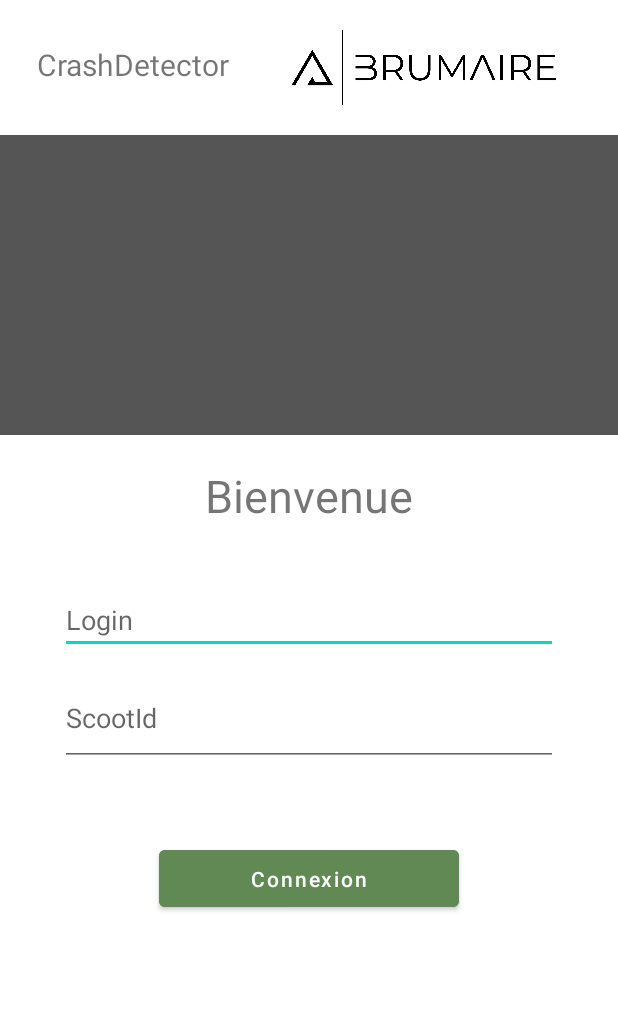
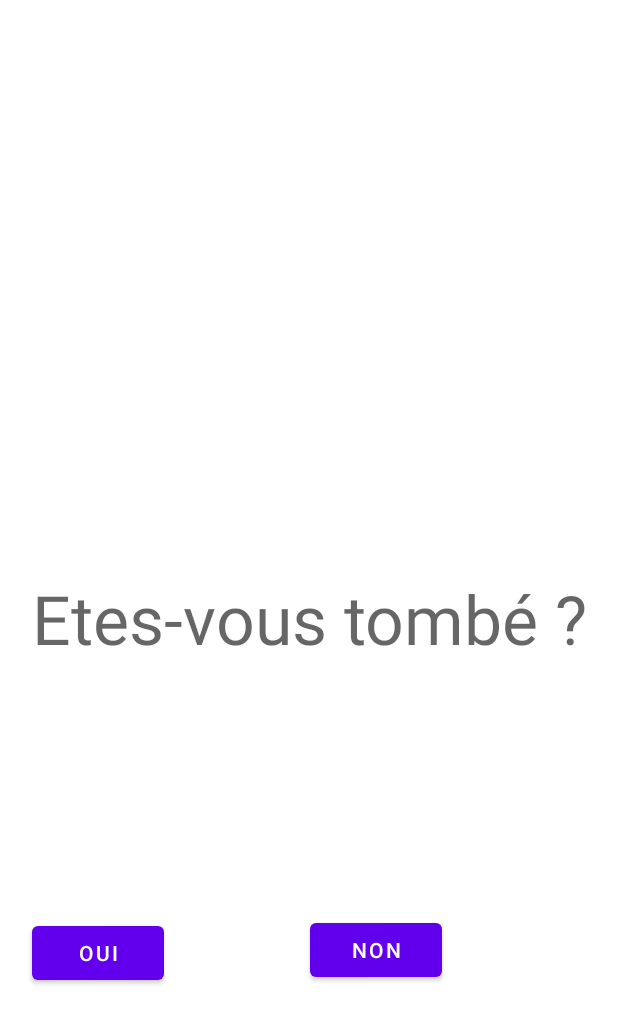
Before and after one commit to JuDup46/crashDetector, an Android app: the layout fragment_help.xml on its own in the app's theme, with its tools: preview values and no code run, on a phone screen of 412 x 824 dp. Shown: the top 1024 px of the screen. Run offline under Robolectric (Android 15) with nearby library versions, the phone set to English and light mode, and no system bars.

Commit message:
Add counter in HelpFragment

```diff
--- a/app/src/main/java/fr/esgi/crashdetector/fragments/HelpFragment.kt
+++ b/app/src/main/java/fr/esgi/crashdetector/fragments/HelpFragment.kt
@@ -1,14 +1,70 @@
 package fr.esgi.crashdetector.fragments
 
+import android.os.Bundle
+import android.os.CountDownTimer
+import android.view.LayoutInflater
+import android.view.View
+import android.view.ViewGroup
+import android.widget.Button
 import androidx.fragment.app.Fragment
+import androidx.navigation.fragment.findNavController
+import fr.esgi.crashdetector.R
+import java.lang.Exception
 
 class HelpFragment : Fragment() {
 
+    override fun onCreateView(
+        inflater: LayoutInflater,
+        container: ViewGroup?,
+        savedInstanceState: Bundle?
+    ): View? {
+        return inflater.inflate(R.layout.fragment_help, container, false)
+    }
 
+    override fun onViewCreated(view: View, savedInstanceState: Bundle?) {
+        super.onViewCreated(view, savedInstanceState)
 
-    /*
-    If besoin d'aide Changer de page avec ce code
-    val action = HelpFragmentDirections.actionHelpFragmentToAlertFragment()
-        findNavController().navigate(action)
-     */
+        val soundCountDownTimer = object : CountDownTimer(5000, 1000) {
+            override fun onTick(millisUntilFinished: Long) {
+                //emettre un son
+            }
+
+            override fun onFinish() {
+                try{
+                    val action = HelpFragmentDirections.actionHelpFragmentToAlertFragment()
+                    findNavController().navigate(action)
+                }catch (e:Exception){
+                    print(e)
+                }
+            }
+        }
+
+        val countDownTimer = object : CountDownTimer(5000, 1000) {
+            override fun onTick(millisUntilFinished: Long) {}
+
+            override fun onFinish() {
+                soundCountDownTimer.start()
+            }
+        }
+
+        countDownTimer.start()
+
+        view.findViewById<Button>(R.id.buttonYesFall).setOnClickListener {
+            try{
+                val action = HelpFragmentDirections.actionHelpFragmentToAlertFragment()
+                findNavController().navigate(action)
+            }catch (e:Exception){
+                print(e)
+            }
+        }
+
+        view.findViewById<Button>(R.id.buttonNotFall).setOnClickListener {
+            try{
+                val action = HelpFragmentDirections.actionHelpFragmentToRunFragment()
+                findNavController().navigate(action)
+            }catch (e:Exception){
+                print(e)
+            }
+        }
+    }
 }
--- a/app/src/main/res/layout/fragment_help.xml
+++ b/app/src/main/res/layout/fragment_help.xml
@@ -1,119 +1,38 @@
 <?xml version="1.0" encoding="utf-8"?>
-<androidx.constraintlayout.widget.ConstraintLayout
-    xmlns:android="http://schemas.android.com/apk/res/android"
+<androidx.constraintlayout.widget.ConstraintLayout xmlns:android="http://schemas.android.com/apk/res/android"
+    xmlns:app="http://schemas.android.com/apk/res-auto"
     android:layout_width="match_parent"
-    android:layout_height="match_parent"
-    xmlns:app="http://schemas.android.com/apk/res-auto">
-
-
-    <androidx.constraintlayout.widget.ConstraintLayout
-        android:layout_width="match_parent"
-        android:layout_height="wrap_content"
-        android:paddingTop="20dp"
-        android:paddingBottom="20dp"
-        android:id="@+id/app_name_logo_login"
-        app:layout_constraintTop_toTopOf="parent"
-        app:layout_constraintStart_toStartOf="parent">
-
-        <TextView
-            android:id="@+id/app_name_login"
-            android:layout_width="wrap_content"
-            android:layout_height="50dp"
-            android:text="@string/app_name"
-            android:textSize="20sp"
-            android:paddingStart="20dp"
-            android:paddingTop="9dp"
-            app:layout_constraintStart_toStartOf="parent"
-            app:layout_constraintTop_toTopOf="parent"
-            app:layout_constraintBottom_toBottomOf="parent"
-            app:layout_constraintEnd_toStartOf="@id/logo_app_login"/>
-
-
-        <ImageView
-            android:id="@+id/logo_app_login"
-            android:layout_width="250dp"
-            android:layout_height="50dp"
-            app:layout_constraintStart_toEndOf="@id/app_name_login"
-            app:layout_constraintEnd_toEndOf="parent"
-            app:layout_constraintTop_toTopOf="parent"
-            android:src="@mipmap/logo_brumaire"/>
-    </androidx.constraintlayout.widget.ConstraintLayout>
-
-
-
-    <ImageView
-        android:id="@+id/img_login"
-        android:layout_width="match_parent"
-        android:layout_height="200dp"
-        android:background="#AA000000"
-        android:scaleType="fitXY"
-        app:layout_constraintTop_toBottomOf="@id/app_name_logo_login"
-        app:layout_constraintStart_toStartOf="parent"
-        app:layout_constraintEnd_toEndOf="parent"
-        app:layout_constraintBottom_toTopOf="@id/welcome_login"
-        android:contentDescription="TODO" />
-
+    android:layout_height="match_parent">
 
     <TextView
+        android:id="@+id/textView2"
         android:layout_width="wrap_content"
         android:layout_height="wrap_content"
-        android:id="@+id/welcome_login"
-        app:layout_constraintTop_toBottomOf="@id/img_login"
+        android:text="Etes-vous tombé ?"
+        android:textAppearance="@style/TextAppearance.AppCompat.Display2"
+        app:layout_constraintBottom_toBottomOf="parent"
+        app:layout_constraintEnd_toEndOf="parent"
         app:layout_constraintStart_toStartOf="parent"
-        app:layout_constraintEnd_toEndOf="parent"
-        app:layout_constraintBottom_toTopOf="@id/constraintLoginLayout"
-        android:text="Bienvenue"
-        android:textSize="30sp"
-        android:layout_marginTop="20dp"/>
-
-
-    <androidx.constraintlayout.widget.ConstraintLayout
-        android:layout_width="match_parent"
-        android:layout_height="wrap_content"
-        android:id="@+id/constraintLoginLayout"
-        app:layout_constraintTop_toBottomOf="@id/welcome_login"
-        app:layout_constraintBottom_toTopOf="@id/button_login"
-        app:layout_constraintStart_toStartOf="parent"
-        app:layout_constraintEnd_toEndOf="parent"
-        android:layout_marginStart="40dp"
-        android:layout_marginEnd="40dp"
-        android:layout_marginTop="40dp">
-
-        <EditText
-            app:layout_constraintTop_toTopOf="parent"
-            app:layout_constraintStart_toStartOf="parent"
-            app:layout_constraintEnd_toEndOf="parent"
-            android:id="@+id/editLogin"
-            android:layout_width="fill_parent"
-            android:layout_height="wrap_content"
-            android:hint="Login"
-            android:layout_marginBottom="20dp"/>
-
-        <EditText
-            app:layout_constraintTop_toBottomOf="@id/editLogin"
-            app:layout_constraintStart_toStartOf="parent"
-            android:id="@+id/editPassword"
-            android:hint="ScootId"
-            android:layout_width="fill_parent"
-            android:layout_height="wrap_content"
-            android:layout_marginTop="20dp"
-            android:paddingBottom="20dp"/>
-    </androidx.constraintlayout.widget.ConstraintLayout>
-
+        app:layout_constraintTop_toTopOf="parent" />
 
     <Button
-        android:layout_width="200dp"
-        android:layout_height="50dp"
-        android:layout_marginTop="50dp"
-        android:text="Connexion"
-        android:textAllCaps="false"
-        android:textColor="@color/white"
-        android:id="@+id/button_login"
-        android:backgroundTint="@color/green"
-        app:layout_constraintStart_toStartOf="parent"
-        app:layout_constraintEnd_toEndOf="parent"
-        app:layout_constraintTop_toBottomOf="@id/constraintLoginLayout"/>
+        android:id="@+id/buttonYesFall"
+        android:layout_width="wrap_content"
+        android:layout_height="wrap_content"
+        android:layout_marginTop="4dp"
+        android:text="OUI"
+        app:layout_constraintBottom_toBottomOf="parent"
+        app:layout_constraintStart_toStartOf="@+id/textView2"
+        app:layout_constraintTop_toBottomOf="@+id/textView2" />
 
-
+    <Button
+        android:id="@+id/buttonNotFall"
+        android:layout_width="wrap_content"
+        android:layout_height="wrap_content"
+        android:text="NON"
+        app:layout_constraintBottom_toBottomOf="parent"
+        app:layout_constraintEnd_toEndOf="@+id/textView2"
+        app:layout_constraintStart_toEndOf="@+id/buttonYesFall"
+        app:layout_constraintTop_toBottomOf="@+id/textView2" />
 
 </androidx.constraintlayout.widget.ConstraintLayout>
--- a/app/src/main/res/navigation/nav_details.xml
+++ b/app/src/main/res/navigation/nav_details.xml
@@ -30,5 +30,8 @@
         <action
             android:id="@+id/action_helpFragment_to_alertFragment"
             app:destination="@id/alertFragment" />
+        <action
+            android:id="@+id/action_helpFragment_to_runFragment"
+            app:destination="@id/runFragment" />
     </fragment>
 </navigation>
```
